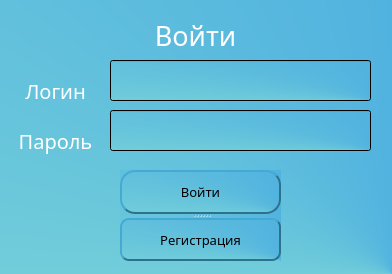
Before: the Qt Designer form auth.ui in Animila/PyWeather, drawn with Qt 5.
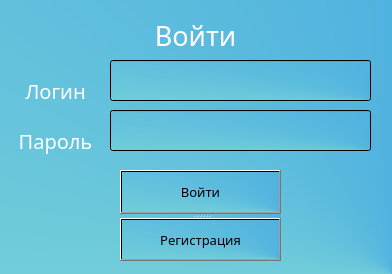
After: the same form once the commit is applied.

```diff
--- a/auth.ui
+++ b/auth.ui
@@ -156,7 +156,8 @@
 border-radius: 15px;
 border-style: outset;
 border-width: 1.5px;
-}</string>
+}
+background-color: None;</string>
      </property>
      <property name="text">
       <string>Войти</string>
@@ -175,7 +176,8 @@
 border-radius: 9px;
 border-style: outset;
 border-width: 1.5px;
-}</string>
+}
+background-color: None;</string>
      </property>
      <property name="text">
       <string>Регистрация</string>
```
